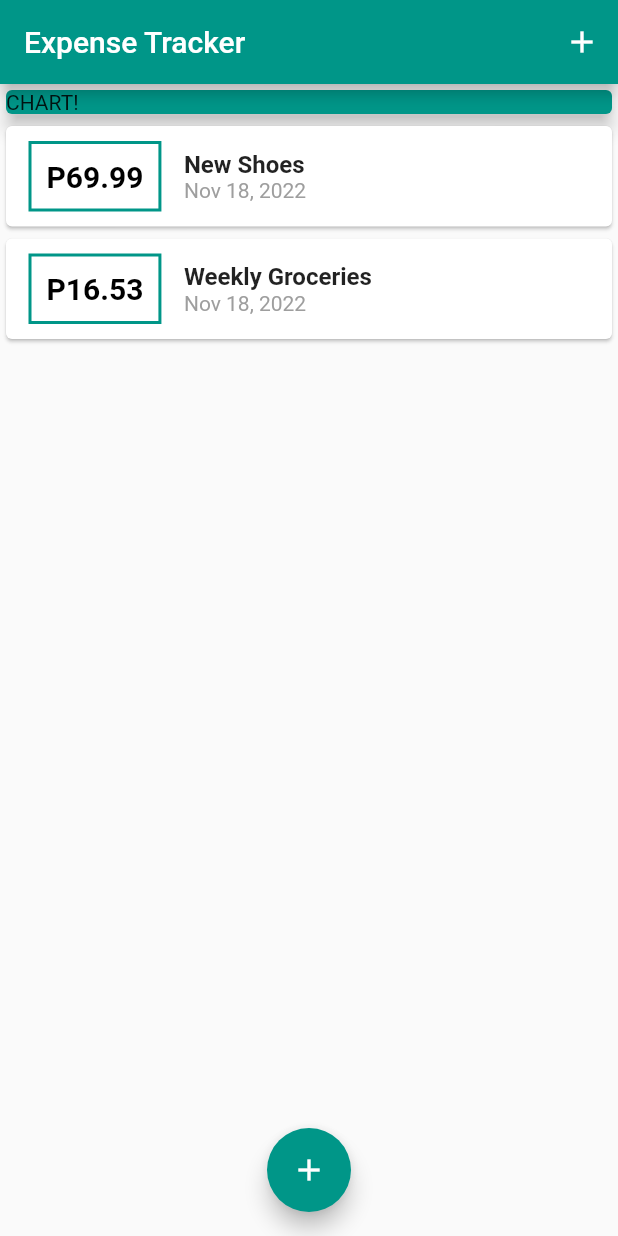
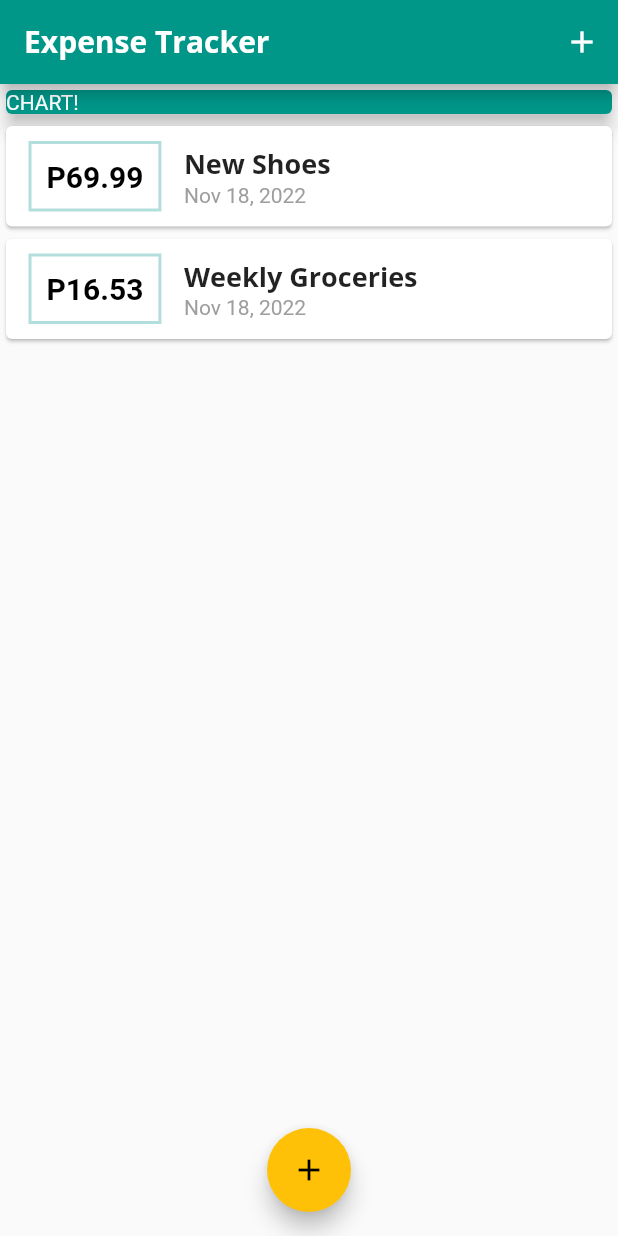
Before and after one commit to EliezerAmbion/flutter_expense_tracker, a Flutter app: the screen it shows after launch, on a phone screen of 412 x 824 dp. Run offline on Flutter 3.47's test engine with Material 2 defaults, Android fonts, the phone set to English and light mode, and no system bars.

Commit message:
Add theme

```diff
--- a/lib/main.dart
+++ b/lib/main.dart
@@ -11,8 +11,28 @@ class MyApp extends StatelessWidget {
   Widget build(BuildContext context) {
     return MaterialApp(
       debugShowCheckedModeBanner: false,
-      theme: ThemeData(primarySwatch: Colors.teal),
-      title: 'Flutter App',
+      theme: ThemeData(
+        primarySwatch: Colors.teal,
+        accentColor: Colors.amber, // btns will use the accentColor
+        fontFamily: 'Quicksand',
+        // theme for everything else
+        textTheme: ThemeData.light().textTheme.copyWith(
+              headline6: const TextStyle(
+                fontFamily: 'OpenSans',
+                fontWeight: FontWeight.bold,
+                fontSize: 18,
+              ),
+            ),
+        // theme for the appbar
+        appBarTheme: const AppBarTheme(
+          titleTextStyle: TextStyle(
+            fontFamily: 'OpenSans',
+            fontSize: 20,
+            fontWeight: FontWeight.bold,
+          ),
+        ),
+      ),
+      title: 'Expense Tracker',
       home: MyHomePage(),
     );
   }
@@ -59,6 +79,7 @@ class _MyHomePageState extends State<MyHomePage> {
       context: ctx,
       builder: (_) {
         return GestureDetector(
+          // onTap and HitTestBehavior.opaque are used to cancel the behaviour of closing the modal when you tap it.
           onTap: () {},
           behavior: HitTestBehavior.opaque,
           child: NewTransaction(addTx: _addNewTransaction),
@@ -85,10 +106,13 @@ class _MyHomePageState extends State<MyHomePage> {
           children: <Widget>[
             Container(
               width: double.infinity,
-              child: const Card(
-                color: Colors.teal,
+              child: Card(
+                color: Theme.of(context).primaryColor,
                 elevation: 5,
-                child: Text('CHART!'),
+                child: const Text(
+                  'CHART!',
+                  style: TextStyle(color: Colors.white),
+                ),
               ),
             ),
             TransactionList(transactions: _userTransactions),
--- a/lib/widgets/transaction_list.dart
+++ b/lib/widgets/transaction_list.dart
@@ -27,7 +27,7 @@ class TransactionList extends StatelessWidget {
                   ),
                   decoration: BoxDecoration(
                     border: Border.all(
-                      color: Colors.teal,
+                      color: Theme.of(context).primaryColorLight,
                       width: 2,
                     ),
                   ),
@@ -44,13 +44,8 @@ class TransactionList extends StatelessWidget {
                 Column(
                   crossAxisAlignment: CrossAxisAlignment.start,
                   children: <Widget>[
-                    Text(
-                      transactions[index].title,
-                      style: const TextStyle(
-                        fontSize: 16,
-                        fontWeight: FontWeight.bold,
-                      ),
-                    ),
+                    Text(transactions[index].title,
+                        style: Theme.of(context).textTheme.headline6),
                     Text(
                       DateFormat.yMMMd().format(transactions[index].date),
                       style: const TextStyle(
```
Also changed, not shown: pubspec.yaml (+11 -6 lines), assets/fonts/OpenSans-Bold.ttf (added), assets/fonts/OpenSans-Regular.ttf (added), assets/fonts/Quicksand-Bold.ttf (added), assets/fonts/Quicksand-Light.ttf (added), assets/fonts/Quicksand-Medium.ttf (added), assets/fonts/Quicksand-Regular.ttf (added).
